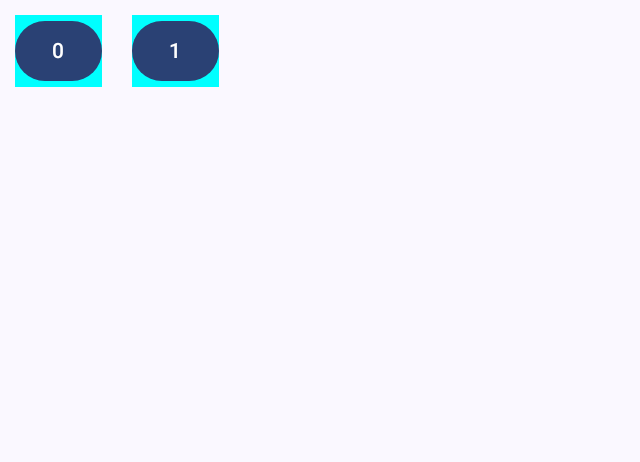
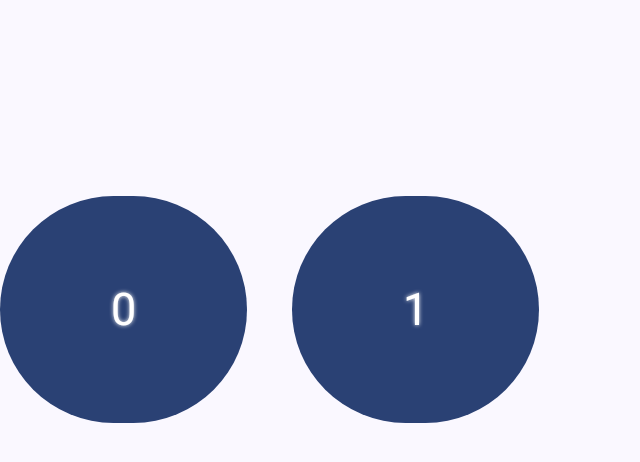
Before and after one commit to DavvveN/2D-Golf, an Android app built with Jetpack Compose: the composable LevelSelectorView shown on its own in the app's theme, on a phone screen of 824 x 412 dp (held sideways). Shown: the top 462 px of the screen, without its empty margins (0-640 px from the left). Run offline under Robolectric (Android 15) with nearby library versions, the phone set to English and light mode, and no system bars.

Commit message:
misc transfer to another comp

```diff
--- a/app/src/main/java/com/example/a2d_golf/userinterface/LevelSelectorView.kt
+++ b/app/src/main/java/com/example/a2d_golf/userinterface/LevelSelectorView.kt
@@ -1,18 +1,24 @@
 package com.example.a2d_golf.userinterface
 
 import androidx.compose.foundation.background
+import androidx.compose.foundation.layout.Arrangement
 import androidx.compose.foundation.layout.Box
 import androidx.compose.foundation.layout.Row
 import androidx.compose.foundation.layout.fillMaxSize
 import androidx.compose.foundation.layout.fillMaxWidth
 import androidx.compose.foundation.layout.padding
+import androidx.compose.foundation.shape.RoundedCornerShape
 import androidx.compose.material3.Button
 import androidx.compose.material3.Text
 import androidx.compose.runtime.Composable
 import androidx.compose.runtime.collectAsState
+import androidx.compose.ui.Alignment
 import androidx.compose.ui.Modifier
+import androidx.compose.ui.draw.clip
 import androidx.compose.ui.graphics.Color
+import androidx.compose.ui.graphics.Shadow
 import androidx.compose.ui.unit.dp
+import androidx.compose.ui.unit.sp
 import com.example.a2d_golf.GameViewModel
 
 
@@ -23,7 +29,13 @@ fun LevelSelectorView(viewModel: GameViewModel) {
     val levels = gS.value.levelData.levels
 
     Box(modifier = Modifier.fillMaxSize()) {
-        Row(modifier = Modifier.fillMaxWidth()) {
+        Row(modifier = Modifier
+            .fillMaxSize()
+            ,
+            verticalAlignment = Alignment.CenterVertically,
+            horizontalArrangement = Arrangement.spacedBy(30.dp),
+
+        ) {
             for (l in levels.indices) {
                 Button(
                     onClick = {
@@ -31,10 +43,19 @@ fun LevelSelectorView(viewModel: GameViewModel) {
                         viewModel.restart()
                     },
                     modifier = Modifier
-                        .padding(10.dp)
-                        .background(Color.Cyan)
+                        .clip(RoundedCornerShape(10.dp))
                 ) {
-                    Text(l.toString())
+                    Text(
+                        text = l.toString(),
+                        style = androidx.compose.ui.text.TextStyle(
+                            fontSize = 30.sp,
+                            shadow = Shadow(
+                                color = Color(0xFFF5F5F5), blurRadius = 3f
+                            )
+                        ),
+                        modifier = Modifier
+                            .padding(50.dp)
+                    )
                 }
             }
         }
```
